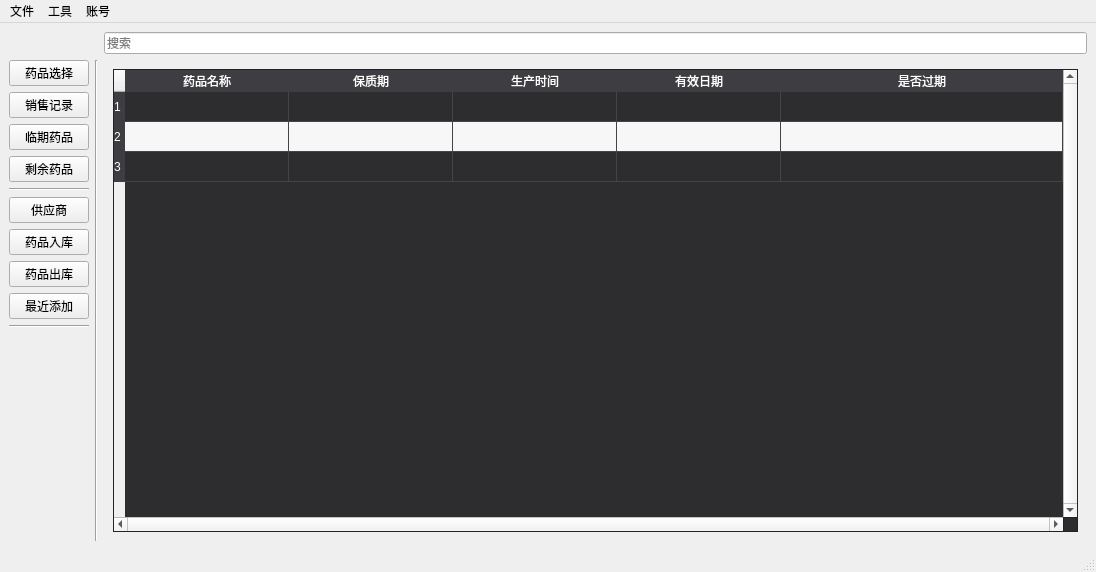
live1089/pharmacy_system, file ui_app/mainwondows.ui: the form before one commit.
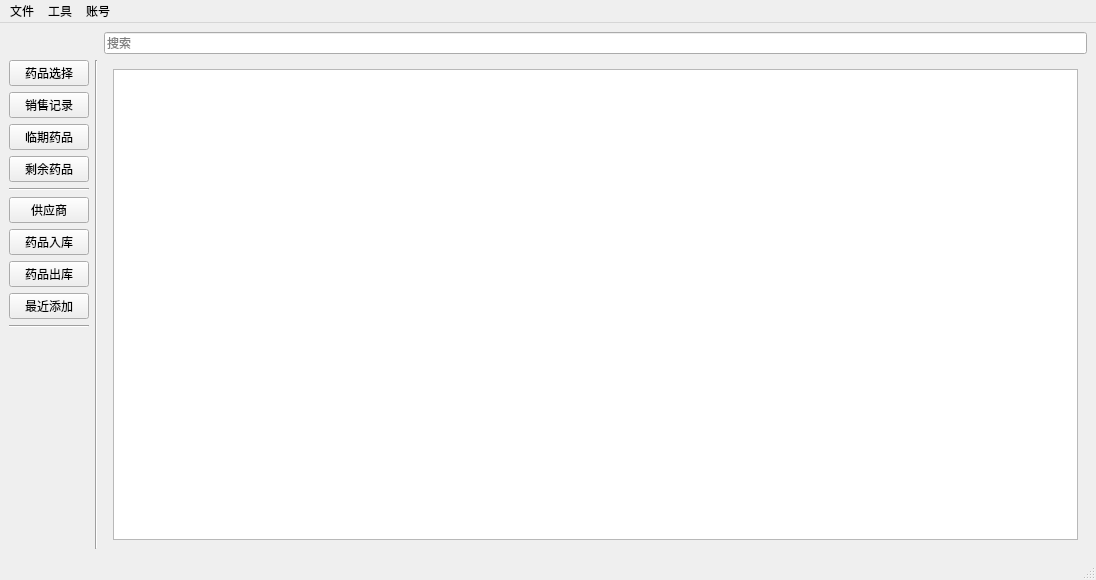
The form after the commit. Icons and pictures are not drawn.

```diff
--- a/ui_app/mainwondows.ui
+++ b/ui_app/mainwondows.ui
@@ -7,7 +7,7 @@
     <x>0</x>
     <y>0</y>
     <width>1096</width>
-    <height>572</height>
+    <height>580</height>
    </rect>
   </property>
   <property name="windowTitle">
@@ -157,7 +157,7 @@
          <enum>QFrame::Shape::NoFrame</enum>
         </property>
         <property name="currentIndex">
-         <number>0</number>
+         <number>2</number>
         </property>
         <widget class="QWidget" name="page">
          <layout class="QGridLayout" name="gridLayout_4">
@@ -356,6 +356,17 @@
           </item>
          </layout>
         </widget>
+        <widget class="QWidget" name="page_3">
+         <layout class="QGridLayout" name="gridLayout_8">
+          <item row="0" column="0">
+           <layout class="QGridLayout" name="gridLayout_7">
+            <item row="0" column="0">
+             <widget class="QTableView" name="expiring_drugs_tableView"/>
+            </item>
+           </layout>
+          </item>
+         </layout>
+        </widget>
        </widget>
       </item>
       <item row="1" column="1">
```
Left out of the diff: 18 changed lines with no effect on the pictures.
